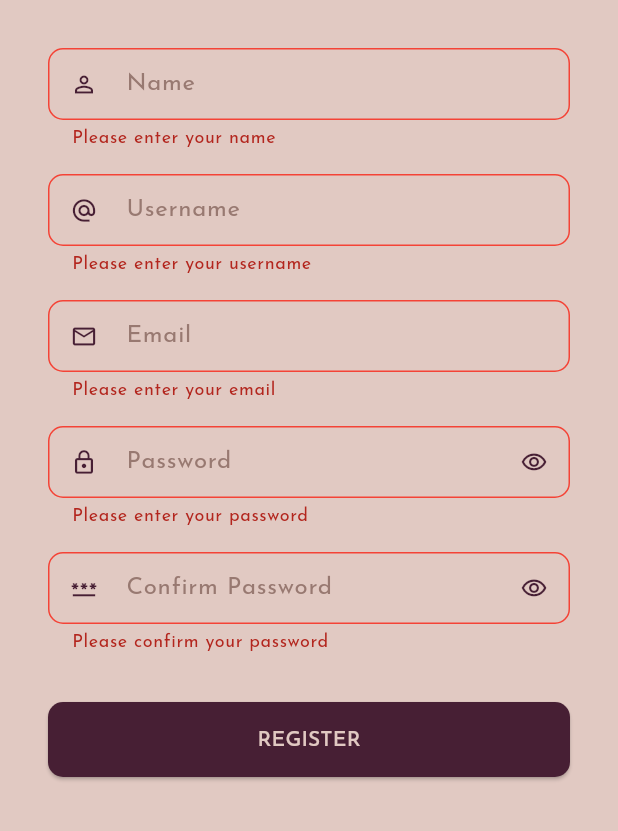
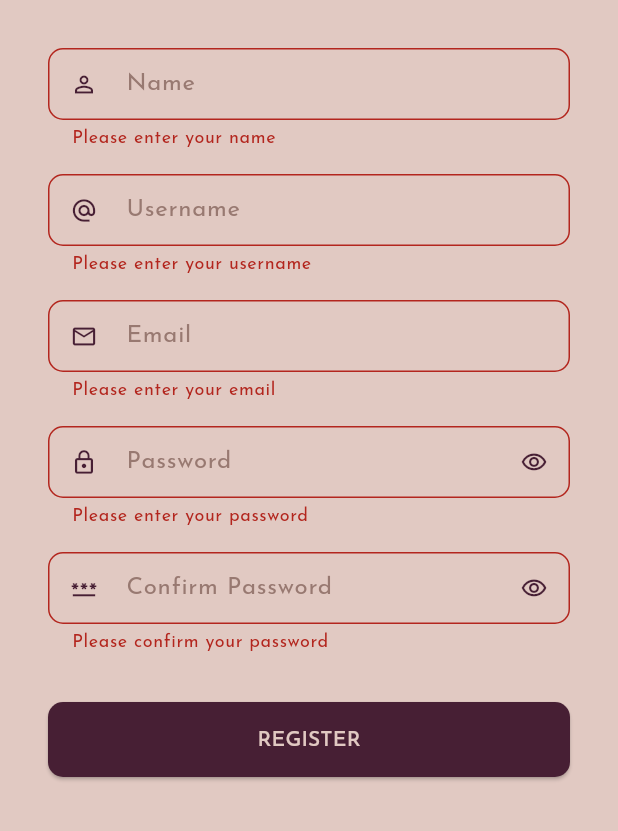
Before and after one commit to memoowi/vacay-tix-app, a Flutter app: the screen it shows after launch, after a tap on "REGISTER", on a phone screen of 412 x 824 dp, the part 405-1236 px from its top. Run offline on Flutter 3.47's test engine with Material 3 defaults, Android fonts, the phone set to English and light mode, and no system bars.

Commit message:
fix: adjustment

```diff
--- a/lib/widgets/custom_form_field.dart
+++ b/lib/widgets/custom_form_field.dart
@@ -38,6 +38,9 @@ class CustomFormField extends StatelessWidget {
         prefixIcon: Icon(prefixIcon),
         prefixIconColor: CustomColors.mulberry,
         suffixIcon: suffixIcon,
+        border: OutlineInputBorder(
+          borderRadius: BorderRadius.circular(10),
+        ),
         enabledBorder: OutlineInputBorder(
           borderRadius: BorderRadius.circular(10),
         ),
@@ -48,12 +51,6 @@ class CustomFormField extends StatelessWidget {
             width: 2,
           ),
         ),
-        errorBorder: OutlineInputBorder(
-          borderRadius: BorderRadius.circular(10),
-          borderSide: BorderSide(
-            color: Colors.red,
-          ),
-        ),
       ),
       style: TextStyle(
         color: CustomColors.mulberry,
```
